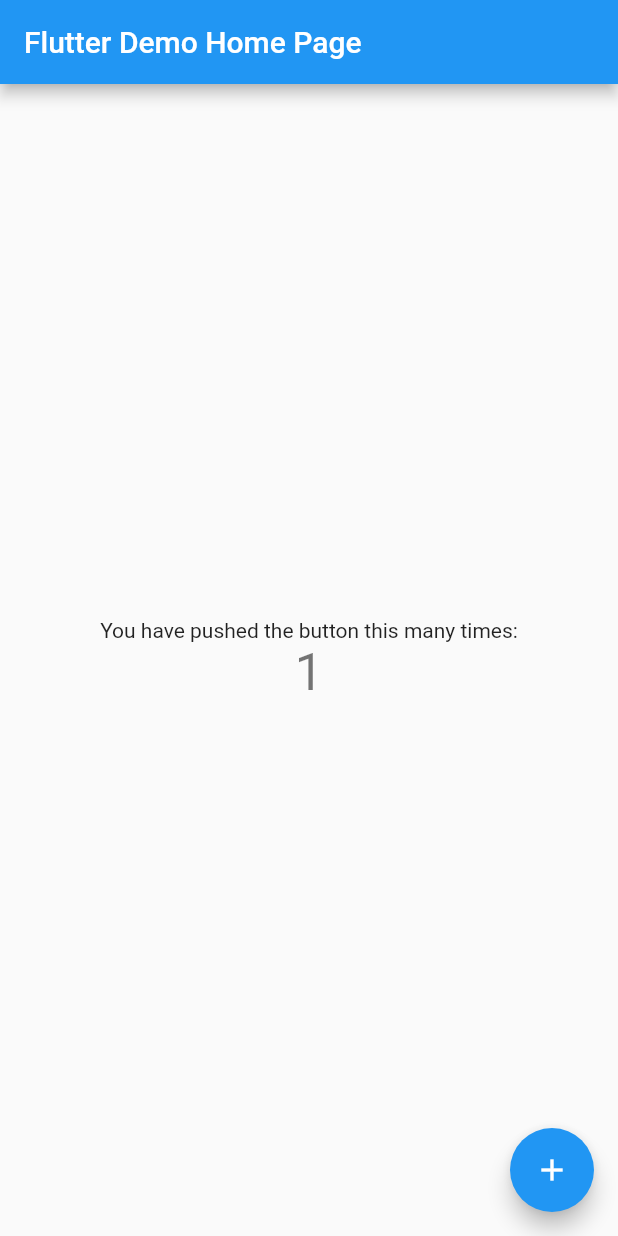
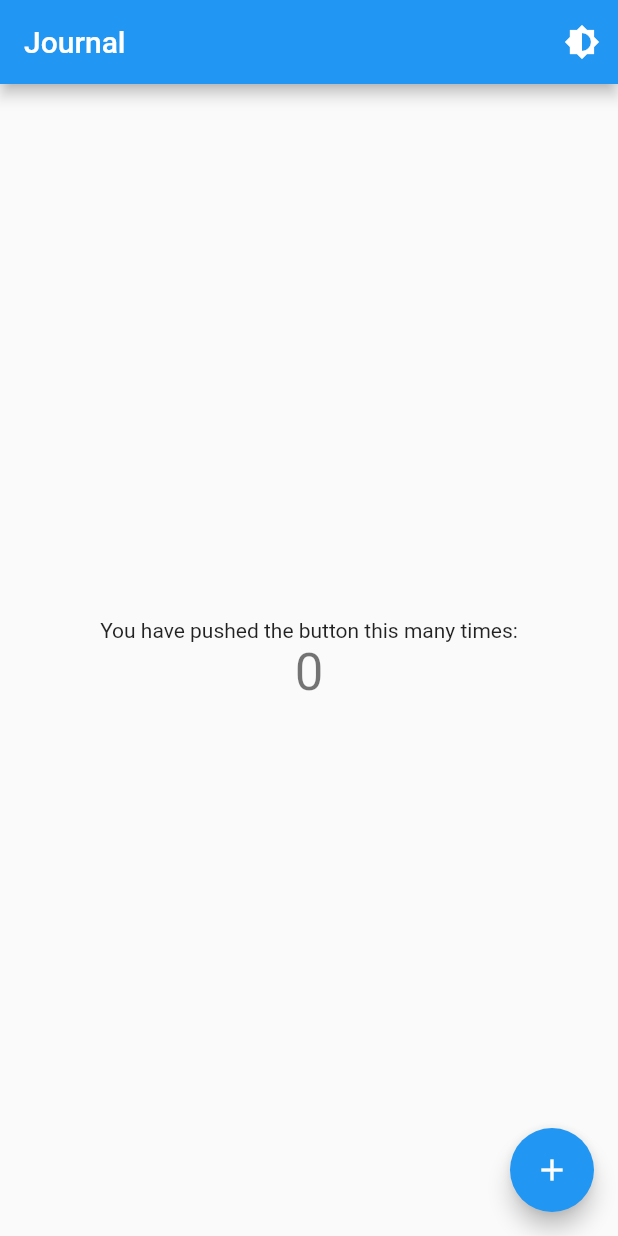
Before and after one commit to GregoryNavasarkian/journal-flutter, a Flutter app: the screen it shows after launch, after a tap on the "add" icon, on a phone screen of 412 x 824 dp. Run offline on Flutter 3.47's test engine with Material 2 defaults, Android fonts, the phone set to English and light mode, and no system bars; our stand-ins replace shared_preferences, sqflite; accounts and stored records are empty.

Commit message:
added dark mode control

```diff
--- a/lib/main.dart
+++ b/lib/main.dart
@@ -1,115 +1,38 @@
 import 'package:flutter/material.dart';
+import 'package:provider/provider.dart';
+import 'package:shared_preferences/shared_preferences.dart';
+import 'package:journal/theme.dart';
+
+import './screens/HomePage.dart';
+
 
 void main() {
-  runApp(const MyApp());
+  WidgetsFlutterBinding.ensureInitialized();
+  SharedPreferences.getInstance().then((prefs) {
+    var isDarkTheme = prefs.getBool("darkTheme") ?? false;
+    return runApp(
+      ChangeNotifierProvider<ThemeProvider>(
+        child: MyApp(),
+        create: (BuildContext context) {
+          return ThemeProvider(isDarkTheme);
+        },
+      ),
+    );
+  });
 }
 
 class MyApp extends StatelessWidget {
-  const MyApp({super.key});
-
   // This widget is the root of your application.
   @override
   Widget build(BuildContext context) {
-    return MaterialApp(
-      title: 'Flutter Demo',
-      theme: ThemeData(
-        // This is the theme of your application.
-        //
-        // Try running your application with "flutter run". You'll see the
-        // application has a blue toolbar. Then, without quitting the app, try
-        // changing the primarySwatch below to Colors.green and then invoke
-        // "hot reload" (press "r" in the console where you ran "flutter run",
-        // or simply save your changes to "hot reload" in a Flutter IDE).
-        // Notice that the counter didn't reset back to zero; the application
-        // is not restarted.
-        primarySwatch: Colors.blue,
-      ),
-      home: const MyHomePage(title: 'Flutter Demo Home Page'),
+    return Consumer<ThemeProvider>(
+      builder: (context, value, child) {
+        return MaterialApp(
+          title: 'Journal',
+          theme: value.getTheme(),
+          home: HomePage(),
+        );
+      },
     );
   }
 }
-
-class MyHomePage extends StatefulWidget {
-  const MyHomePage({super.key, required this.title});
-
-  // This widget is the home page of your application. It is stateful, meaning
-  // that it has a State object (defined below) that contains fields that affect
-  // how it looks.
-
-  // This class is the configuration for the state. It holds the values (in this
-  // case the title) provided by the parent (in this case the App widget) and
-  // used by the build method of the State. Fields in a Widget subclass are
-  // always marked "final".
-
-  final String title;
-
-  @override
-  State<MyHomePage> createState() => _MyHomePageState();
-}
-
-class _MyHomePageState extends State<MyHomePage> {
-  int _counter = 0;
-
-  void _incrementCounter() {
-    setState(() {
-      // This call to setState tells the Flutter framework that something has
-      // changed in this State, which causes it to rerun the build method below
-      // so that the display can reflect the updated values. If we changed
-      // _counter without calling setState(), then the build method would not be
-      // called again, and so nothing would appear to happen.
-      _counter++;
-    });
-  }
-
-  @override
-  Widget build(BuildContext context) {
-    // This method is rerun every time setState is called, for instance as done
-    // by the _incrementCounter method above.
-    //
-    // The Flutter framework has been optimized to make rerunning build methods
-    // fast, so that you can just rebuild anything that needs updating rather
-    // than having to individually change instances of widgets.
-    return Scaffold(
-      appBar: AppBar(
-        // Here we take the value from the MyHomePage object that was created by
-        // the App.build method, and use it to set our appbar title.
-        title: Text(widget.title),
-      ),
-      body: Center(
-        // Center is a layout widget. It takes a single child and positions it
-        // in the middle of the parent.
-        child: Column(
-          // Column is also a layout widget. It takes a list of children and
-          // arranges them vertically. By default, it sizes itself to fit its
-          // children horizontally, and tries to be as tall as its parent.
-          //
-          // Invoke "debug painting" (press "p" in the console, choose the
-          // "Toggle Debug Paint" action from the Flutter Inspector in Android
-          // Studio, or the "Toggle Debug Paint" command in Visual Studio Code)
-          // to see the wireframe for each widget.
-          //
-          // Column has various properties to control how it sizes itself and
-          // how it positions its children. Here we use mainAxisAlignment to
-          // center the children vertically; the main axis here is the vertical
-          // axis because Columns are vertical (the cross axis would be
-          // horizontal).
-          mainAxisAlignment: MainAxisAlignment.center,
-          children: <Widget>[
-            const Text(
-              'You have pushed the button this many times:',
-            ),
-            Text(
-              '$_counter',
-              style: Theme.of(context).textTheme.headline4,
-            ),
-          ],
-        ),
-      ),
-      floatingActionButton: FloatingActionButton(
-        onPressed: _incrementCounter,
-        tooltip: 'Increment',
-        child: const Icon(Icons.add),
-      ), // This trailing comma makes auto-formatting nicer for build methods.
-    );
-  }
-}
--- /dev/null
+++ b/lib/screens/HomePage.dart
@@ -0,0 +1,51 @@
+
+import 'package:flutter/material.dart';
+import 'package:provider/provider.dart';
+
+import '../theme.dart';
+
+class HomePage extends StatefulWidget {
+  const HomePage({super.key});
+
+  @override
+  State<HomePage> createState() => _HomePageState();
+}
+
+class _HomePageState extends State<HomePage> {
+  @override
+  Widget build(BuildContext context) {
+    return Scaffold(
+      appBar: AppBar(
+        title: const Text("Journal"),
+        actions: <Widget>[
+          IconButton(
+            icon: const Icon(Icons.brightness_6),
+            color: Colors.white,
+            onPressed: () {
+              Provider.of<ThemeProvider>(context, listen: false).swapTheme();
+            },
+          )
+        ],
+      ),
+      body: Center(
+        child: Column(
+          mainAxisAlignment: MainAxisAlignment.center,
+          children: <Widget>[
+            const Text(
+              'You have pushed the button this many times:',
+            ),
+            Text(
+              '0',
+              style: Theme.of(context).textTheme.headline4,
+            ),
+          ],
+        ),
+      ),
+      floatingActionButton: FloatingActionButton(
+        onPressed: () {},
+        child: const Icon(Icons.add
+        ),
+      )
+    );
+  }
+}
--- /dev/null
+++ b/lib/theme.dart
@@ -0,0 +1,34 @@
+import 'package:flutter/material.dart';
+import 'package:shared_preferences/shared_preferences.dart';
+
+class ThemeProvider extends ChangeNotifier {
+  late ThemeData _selectedTheme;
+  late SharedPreferences prefs;
+
+  ThemeData light = ThemeData.light().copyWith();
+  ThemeData dark = ThemeData.dark().copyWith();
+
+  ThemeProvider(bool isDarkTheme) {
+    if (isDarkTheme) {
+      _selectedTheme = dark;
+    } else {
+      _selectedTheme = light;
+    }
+  }
+
+  Future<void> swapTheme() async {
+    prefs = await SharedPreferences.getInstance();
+
+    if (_selectedTheme == dark) {
+      _selectedTheme = light;
+      await prefs.setBool("darkTheme", false);
+    } else {
+      _selectedTheme = dark;
+      await prefs.setBool("darkTheme", true);
+    }
+
+    notifyListeners();
+  }
+
+  ThemeData getTheme() => _selectedTheme;
+}
```
Also changed, not shown: lib/db/journal_database.dart (added, +33 -0 lines), pubspec.yaml (+4 -32 lines), lib/model/journal.dart (added), pubspec.lock, 1 other file.
